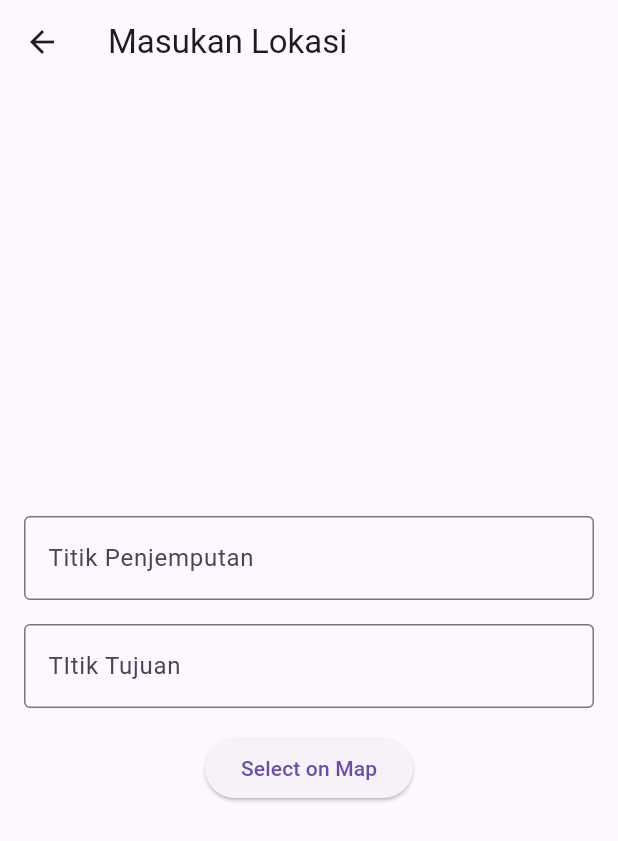
After one commit to MichaelR778/uts_mobprog_kelompok_2, a Flutter app: the screen it shows after launch, after a tap on "GO TIWI", on a phone screen of 412 x 824 dp. The commit adds this screen. Shown: the top 841 px of the screen. Run offline on Flutter 3.47's test engine with Material 3 defaults, Android fonts, the phone set to English and light mode, and no system bars; our stand-ins replace flutter_map, latlong2.

Commit message:
Memasukan Titik Penjemputan dan Lokasi Tujuan

```diff
--- /dev/null
+++ b/lib/pages/input_page.dart
@@ -0,0 +1,70 @@
+import 'package:flutter/material.dart';
+import 'map_page.dart';
+
+class InputPage extends StatefulWidget {
+  const InputPage({super.key});
+
+  @override
+  State<InputPage> createState() => _InputPageState();
+}
+
+class _InputPageState extends State<InputPage> {
+  final pickupController = TextEditingController();
+  final destinationController = TextEditingController();
+
+  void _navigateToMapPage() async {
+    final result = await Navigator.push(
+      context,
+      MaterialPageRoute(
+        builder: (context) => MapPage(
+          pickupLocation: pickupController.text,
+          destinationLocation: destinationController.text,
+        ),
+      ),
+    );
+
+    if (result != null) {
+      setState(() {
+        pickupController.text = result['Penjemputan']?.toString() ?? '';
+        destinationController.text = result['Tujuan']?.toString() ?? '';
+      });
+    }
+  }
+
+  @override
+  Widget build(BuildContext context) {
+    return Scaffold(
+      appBar: AppBar(
+        title: const Text('Masukan Lokasi'),
+      ),
+      body: Padding(
+        padding: const EdgeInsets.all(16.0),
+        child: Column(
+          mainAxisAlignment: MainAxisAlignment.center,
+          children: [
+            TextField(
+              controller: pickupController,
+              decoration: const InputDecoration(
+                border: OutlineInputBorder(),
+                labelText: 'Titik Penjemputan',
+              ),
+            ),
+            const SizedBox(height: 16),
+            TextField(
+              controller: destinationController,
+              decoration: const InputDecoration(
+                border: OutlineInputBorder(),
+                labelText: 'TItik Tujuan',
+              ),
+            ),
+            const SizedBox(height: 16),
+            ElevatedButton(
+              onPressed: _navigateToMapPage,
+              child: const Text('Select on Map'),
+            ),
+          ],
+        ),
+      ),
+    );
+  }
+}
--- a/lib/pages/root.dart
+++ b/lib/pages/root.dart
@@ -1,4 +1,5 @@
 import 'package:flutter/material.dart';
+import 'input_page.dart';
 
 class Root extends StatefulWidget {
   const Root({super.key});
@@ -30,10 +31,26 @@ class _RootState extends State<Root> {
         ],
       ),
       body: <Widget>[
-        Text('Home'),
-        Text('History'),
-        Text('Profile'),
+        _buildHomePage(),
+        const Center(child: Text('History')),
+        const Center(child: Text('Profile')),
       ][currPageIndex],
     );
   }
+
+  Widget _buildHomePage() {
+    return Center(
+      child: ElevatedButton(
+        onPressed: () {
+          Navigator.push(
+            context,
+            MaterialPageRoute(
+              builder: (context) => const InputPage(),
+            ),
+          );
+        },
+        child: const Text('GO TIWI'),
+      ),
+    );
+  }
 }
--- a/pubspec.yaml
+++ b/pubspec.yaml
@@ -35,6 +35,9 @@ dependencies:
   # The following adds the Cupertino Icons font to your application.
   # Use with the CupertinoIcons class for iOS style icons.
   cupertino_icons: ^1.0.8
+  flutter_map: 4.0.0
+  latlong2: ^0.8.1
+
 
 dev_dependencies:
   flutter_test:
```
Also changed, not shown: lib/pages/map_page.dart (added, +105 -0 lines), lib/main.dart (indentation only), pubspec.lock.
